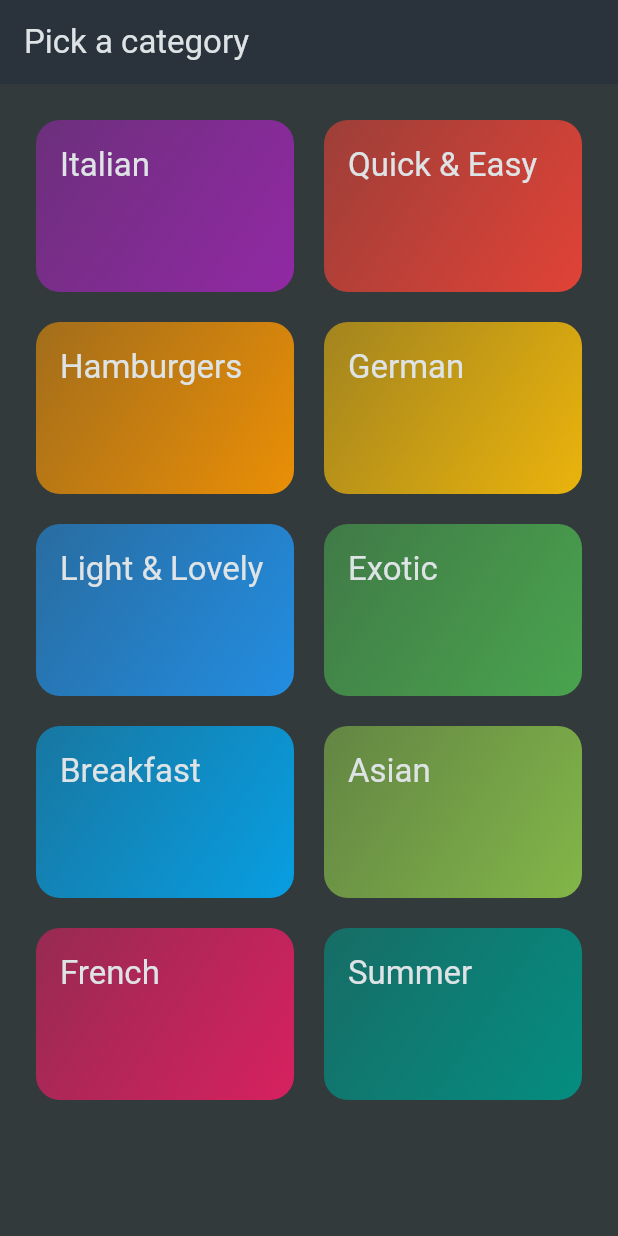
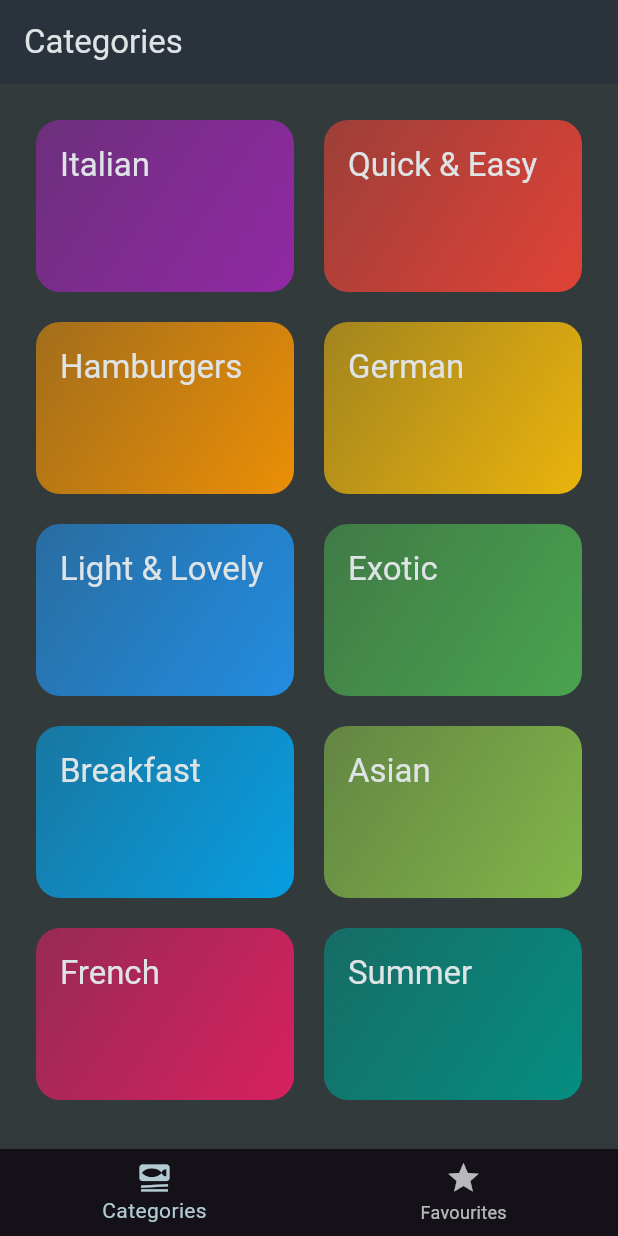
Before and after one commit to Wilson-Ochieng/mealsapp, a Flutter app: the screen it shows after launch, on a phone screen of 412 x 824 dp. Run offline on Flutter 3.47's test engine with Material 3 defaults, Android fonts, the phone set to English and light mode, and no system bars; our stand-ins replace transparent_image.

Commit message:
implemented bottom tabs

```diff
--- a/lib/main.dart
+++ b/lib/main.dart
@@ -1,7 +1,6 @@
 import 'package:flutter/material.dart';
 import 'package:mealsapp/data/dummy_data.dart';
-import 'package:mealsapp/screens/categories.dart';
-import 'package:mealsapp/screens/meals.dart';
+import 'package:mealsapp/screens/tabs.dart';
 
 void main() {
   runApp(const MyApp());
@@ -24,7 +23,7 @@ class MyApp extends StatelessWidget {
         ),
         scaffoldBackgroundColor: const Color.fromARGB(255, 50, 58, 60),
       ),
-      home: const CategoriesScreen(),
+      home: const  TabsScreen(),
     );
   }
 }
--- a/lib/screens/categories.dart
+++ b/lib/screens/categories.dart
@@ -18,11 +18,7 @@ class CategoriesScreen extends StatelessWidget {
 
   @override
   Widget build(BuildContext context) {
-    return Scaffold(
-      appBar: AppBar(
-        title: const Text('Pick a category'),
-      ),
-      body: GridView(
+    return GridView(
         padding: const EdgeInsets.all(24),
 
         gridDelegate: const SliverGridDelegateWithFixedCrossAxisCount(
@@ -41,7 +37,7 @@ class CategoriesScreen extends StatelessWidget {
               },
             )
         ],
-      ),
-    );
+      );
+
   }
 }
--- /dev/null
+++ b/lib/screens/tabs.dart
@@ -0,0 +1,47 @@
+import 'package:flutter/material.dart';
+import 'package:mealsapp/screens/categories.dart';
+import 'package:mealsapp/screens/meals.dart';
+
+class TabsScreen extends StatefulWidget {
+  const TabsScreen({super.key});
+
+  @override
+  State<TabsScreen> createState() => _TabsScreenState();
+}
+
+class _TabsScreenState extends State<TabsScreen> {
+  int _selectedPageIndex = 0;
+
+  void _selectPage(int index) {
+    setState(() {
+      _selectedPageIndex = index;
+    });
+  }
+
+  @override
+  Widget build(BuildContext context) {
+    Widget activePage = const CategoriesScreen();
+    var activePageTitle = 'Categories';
+
+    if (_selectedPageIndex == 1) {
+      activePage = const MealsScreen(title: 'Favourites', meals: []);
+      activePageTitle = 'Your Favourites';
+    }
+    return Scaffold(
+      appBar: AppBar(
+        title: Text(activePageTitle),
+      ),
+      body: activePage,
+      bottomNavigationBar: BottomNavigationBar(
+
+        currentIndex: _selectedPageIndex,
+        onTap: _selectPage,
+        items: const [
+          BottomNavigationBarItem(
+              icon: Icon(Icons.set_meal), label: 'Categories'),
+          BottomNavigationBarItem(icon: Icon(Icons.star), label: 'Favourites')
+        ],
+      ),
+    );
+  }
+}
```
